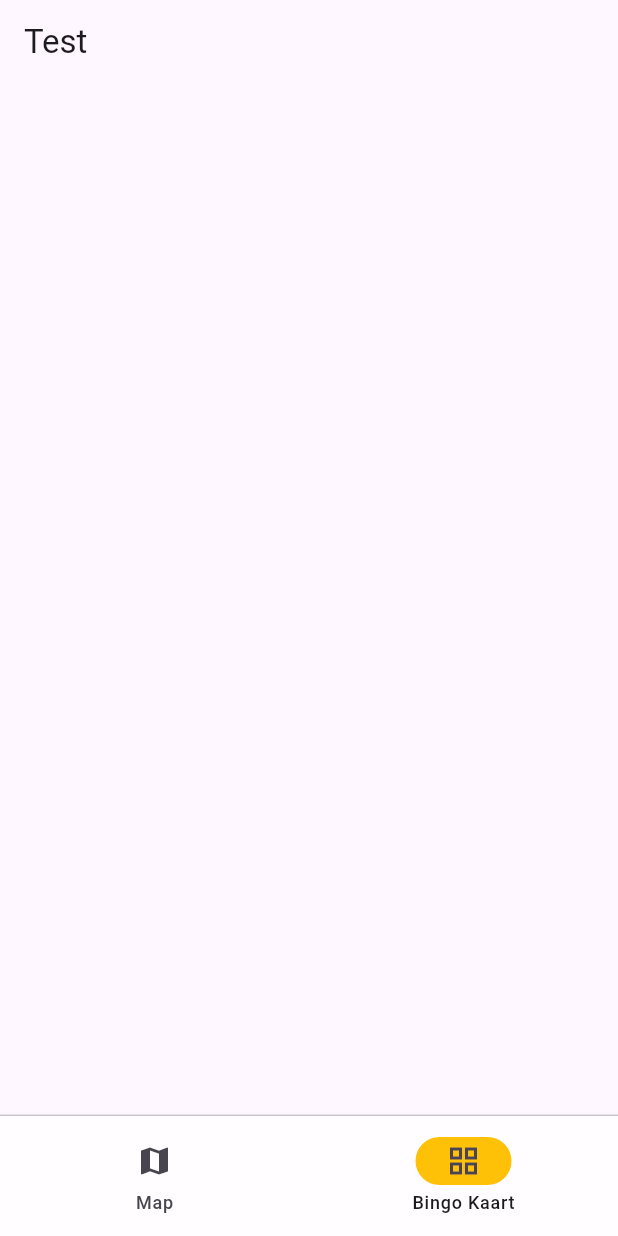
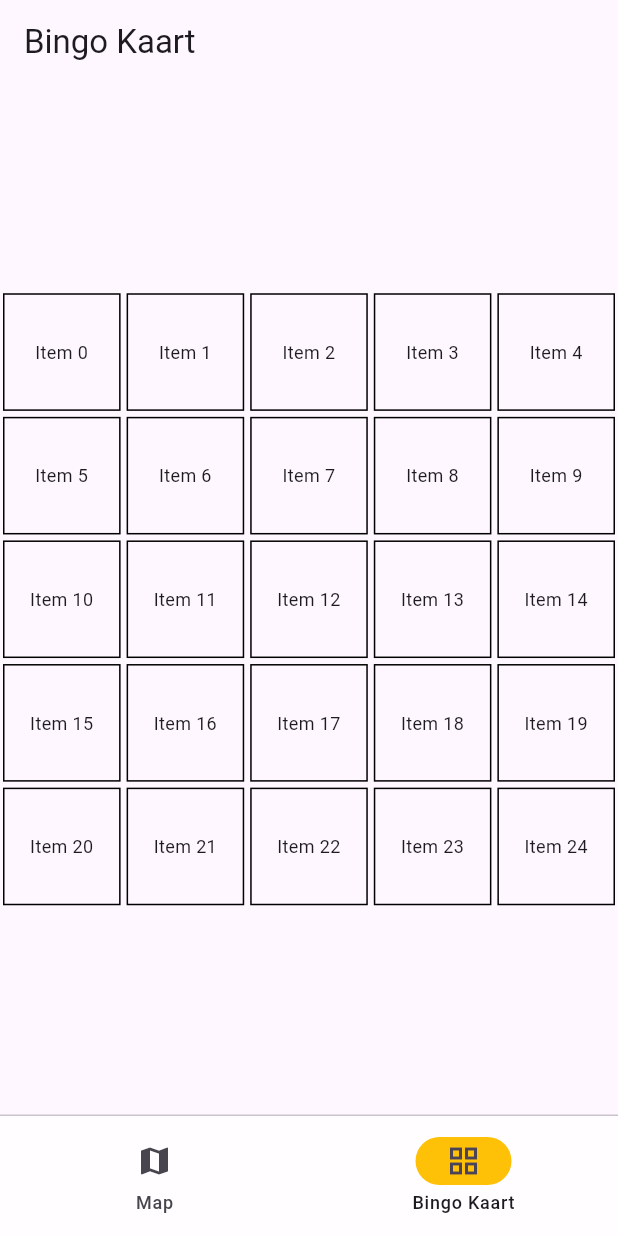
Before and after one commit to wbvanderbroek/osm_bingo, a Flutter app: the screen it shows after launch, item 2 of the bottom bar chosen, on a phone screen of 412 x 824 dp. Run offline on Flutter 3.47's test engine with Material 3 defaults, Android fonts, the phone set to English and light mode, and no system bars; our stand-ins replace flutter_map, geolocator, latlong2.

Commit message:
Feat: Added bingo card grid

```diff
--- a/lib/screens/bingo_card.dart
+++ b/lib/screens/bingo_card.dart
@@ -10,6 +10,39 @@ class BingoCard extends StatefulWidget {
 class _BingoCardState extends State<BingoCard> {
   @override
   Widget build(BuildContext context) {
-    return Scaffold(appBar: AppBar(title: Text('Test')));
+    const title = 'Bingo Kaart';
+
+    return MaterialApp(
+      title: title,
+      home: Scaffold(
+        appBar: AppBar(title: const Text(title)),
+        body: Center(
+          child: AspectRatio(
+            aspectRatio: 1,
+            child: GridView.count(
+              physics: const NeverScrollableScrollPhysics(),
+              crossAxisCount: 5,
+              padding: EdgeInsets.zero,
+              childAspectRatio: 1,
+              children: List.generate(25, (index) {
+                return Container(
+                  margin: const EdgeInsets.all(2),
+                  decoration: BoxDecoration(
+                    border: Border.all(color: Colors.black, width: 1),
+                  ),
+                  child: Center(
+                    child: Text(
+                      'Item $index',
+                      style: const TextStyle(fontSize: 12),
+                      textAlign: TextAlign.center,
+                    ),
+                  ),
+                );
+              }),
+            ),
+          ),
+        ),
+      ),
+    );
   }
 }
```
